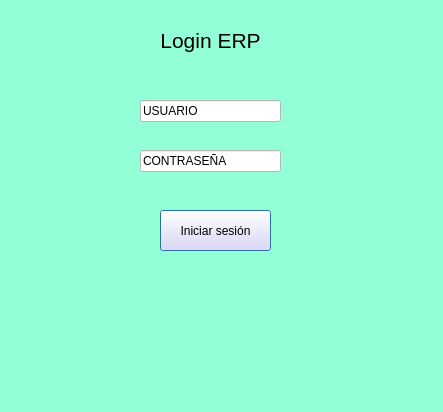
Old version of the form Login.ui in the repository Jazz2016/Interfazjaz.
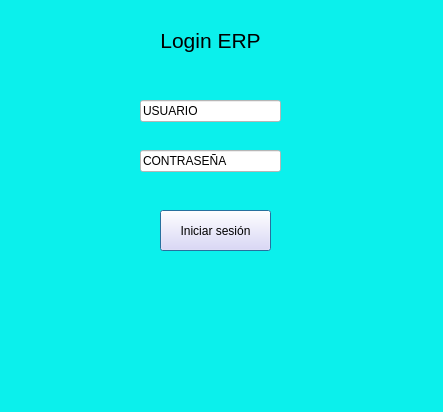
New version of the form.

```diff
--- a/Login.ui
+++ b/Login.ui
@@ -24,7 +24,7 @@
   </property>
   <property name="styleSheet">
    <string notr="true">
-background-color: rgb(147, 255, 215);</string>
+background-color: rgb(11, 240, 236);</string>
   </property>
   <widget class="QWidget" name="centralwidget">
    <widget class="QLabel" name="label">
```
